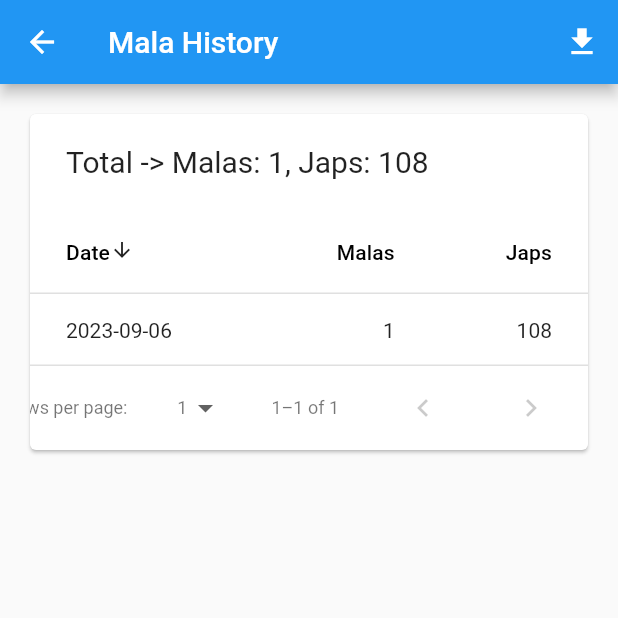
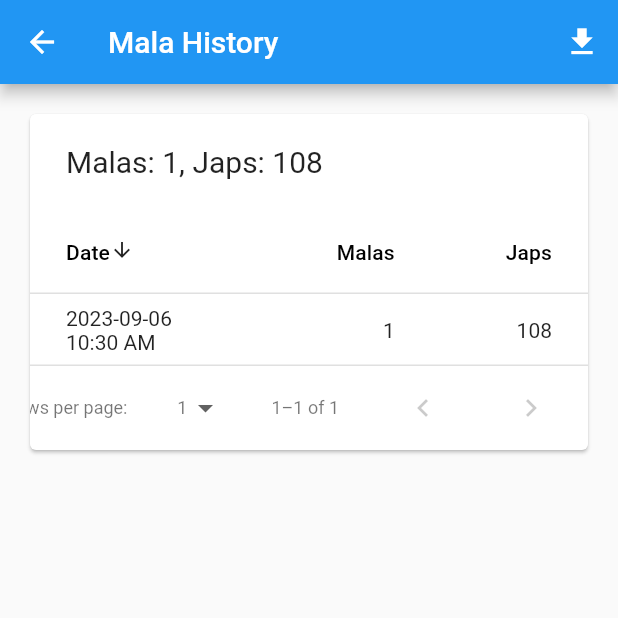
Before and after one commit to yashvyas29/YVCounter, a Flutter app: the screen it shows after launch, after a tap on "Add", after a tap on the "menu" icon, on a phone screen of 412 x 824 dp, the top half of it. Run offline on Flutter 3.47's test engine with Material 2 defaults, Android fonts, the phone set to English and light mode, and no system bars; our stand-ins replace file, file_picker, google_sign_in, permission_handler, shared_preferences, sqflite; missing offline and left inert: excel, extension_google_sign_in_as_googleapis_auth, flutter_beep, flutter_file_dialog, googleapis, graphview; accounts and stored records are empty.

Commit message:
Saved and used date time using DateTimeHandler, instead of directly using strings.

```diff
--- /dev/null
+++ b/lib/common/date_time_handler.dart
@@ -0,0 +1,20 @@
+import 'package:flutter/material.dart';
+import 'package:intl/intl.dart';
+
+class DateTimeHandler {
+  static const dateFormat = 'yyyy-MM-dd';
+  static const dateTimeFormat = 'yyyy-MM-dd\nhh:mm a';
+  static DateTime get today => DateTime.now();
+
+  static String getString(DateTime dateTime, String format) {
+    return DateFormat(format).format(dateTime);
+  }
+
+  static DateTime getDateTime(String date, String format) {
+    return DateFormat(format).parse(date);
+  }
+
+  static bool isToday(DateTime date) {
+    return DateUtils.isSameDay(date, today);
+  }
+}
--- a/lib/data_model/mala.dart
+++ b/lib/data_model/mala.dart
@@ -6,7 +6,7 @@ class Mala implements Comparable<Mala> {
   // final Id id = Isar.autoIncrement;
   // Id get isarId => fastHash(date);
   // @Index(unique: true, replace: true, caseSensitive: false)
-  final String date;
+  DateTime date;
   int count;
   int japs;
 
@@ -16,12 +16,12 @@ class Mala implements Comparable<Mala> {
   Mala(this.date, this.count, this.japs);
 
   Mala.fromJson(Map<String, dynamic> json)
-      : date = json['date'],
+      : date = DateTime.parse(json['date']),
         count = json['count'],
         japs = json['japs'];
 
   Map<String, dynamic> toJson() => {
-        'date': date,
+        'date': date.toIso8601String(),
         'count': count,
         'japs': japs,
       };
--- a/lib/mala_japs/mala_data_table_page.dart
+++ b/lib/mala_japs/mala_data_table_page.dart
@@ -1,4 +1,5 @@
 import 'package:flutter/material.dart';
+import 'package:yv_counter/common/date_time_handler.dart';
 import 'package:yv_counter/common/snackbar_dialog.dart';
 import 'package:yv_counter/data_model/mala.dart';
 
@@ -116,7 +117,11 @@ class _DessertDataSource extends DataTableSource {
       },
       */
       cells: [
-        DataCell(Text(dessert.date)),
+        DataCell(Text(DateTimeHandler.getString(
+            dessert.date,
+            DateTimeHandler.isToday(dessert.date)
+                ? DateTimeHandler.dateTimeFormat
+                : DateTimeHandler.dateFormat))),
         DataCell(Text('${dessert.count}')),
         DataCell(Text('${dessert.japs}')),
       ],
--- a/lib/mala_japs/mala_data_table_page_state.dart
+++ b/lib/mala_japs/mala_data_table_page_state.dart
@@ -36,7 +36,7 @@ class _MalaDataTablePageState extends State<MalaDataTablePage>
     _dessertsDataSource ??= _DessertDataSource(context, widget.malas);
     switch (_sortColumnIndex.value) {
       case 0:
-        _dessertsDataSource!._sort<String>((d) => d.date, _sortAscending.value);
+        _dessertsDataSource!._sort<DateTime>((d) => d.date, _sortAscending.value);
         break;
       case 1:
         _dessertsDataSource!._sort<num>((d) => d.count, _sortAscending.value);
@@ -124,7 +124,7 @@ class _MalaDataTablePageState extends State<MalaDataTablePage>
                   )
                 : PaginatedDataTable(
                     header:
-                        Text('Total -> Malas: $totalMalas, Japs: $totalJaps'),
+                        Text('Malas: $totalMalas, Japs: $totalJaps'),
                     availableRowsPerPage: [
                       rowsPerPage,
                       rowsPerPage * 2,
@@ -152,7 +152,7 @@ class _MalaDataTablePageState extends State<MalaDataTablePage>
                     columns: [
                       DataColumn(
                         label: const Text('Date'),
-                        onSort: (columnIndex, ascending) => _sort<String>(
+                        onSort: (columnIndex, ascending) => _sort<DateTime>(
                             (d) => d.date, columnIndex, ascending),
                       ),
                       DataColumn(
--- a/lib/mala_japs/mala_jap_counter_page_state.dart
+++ b/lib/mala_japs/mala_jap_counter_page_state.dart
@@ -7,10 +7,7 @@ class _MyHomePageState extends State<MyHomePage> {
 
   final GoogleDrive _googleDrive = GoogleDrive();
   final SharedPref _sharedPref = SharedPref();
-  final String _today = DateFormat(dateFormat).format(DateTime.now());
   final List<bool> _selections = [true, false];
-
-  static const dateFormat = 'yyyy-MM-dd';
 
   @override
   void initState() {
@@ -22,7 +19,7 @@ class _MyHomePageState extends State<MyHomePage> {
         });
       });
     });
-    _mala = Mala(_today, 0, 0);
+    _mala = Mala(DateTimeHandler.today, 0, 0);
     _loadMala();
     // FamilyHandler().loadFamily();
   }
@@ -31,7 +28,7 @@ class _MyHomePageState extends State<MyHomePage> {
     try {
       // _malaList = await widget._getMalas();
       _malaList = await _sharedPref.readList(Mala.key);
-      final todayMala = _malaList.firstWhere((mala) => mala.date == _today);
+      final todayMala = _malaList.firstWhere((mala) => DateTimeHandler.isToday(mala.date));
       setState(() {
         _mala = todayMala;
       });
@@ -48,10 +45,16 @@ class _MyHomePageState extends State<MyHomePage> {
       _malaList.add(_mala);
     }
     setState(() {
-      _selections.first ? _mala.count += 1 : _mala.japs += 1;
-      _selections.first
-          ? _mala.japs = _mala.count * Mala.japsPerMala
-          : _mala.count = _mala.japs ~/ Mala.japsPerMala;
+      if (DateTimeHandler.isToday(_mala.date)) {
+        _mala.date = DateTimeHandler.today;
+      }
+      if (_selections.first) {
+        _mala.count += 1;
+        _mala.japs = _mala.count * Mala.japsPerMala;
+      } else {
+        _mala.japs += 1;
+        _mala.count = _mala.japs ~/ Mala.japsPerMala;
+      }
     });
     _sharedPref.saveList(Mala.key, _malaList);
     // widget._saveMalas(_malaList);
@@ -142,7 +145,7 @@ class _MyHomePageState extends State<MyHomePage> {
         _malaList = malas;
         _sharedPref.saveList(Mala.key, malas);
         // widget._saveMalas(_malaList);
-        final mala = malas.firstWhere((mala) => mala.date == _today);
+        final mala = malas.firstWhere((mala) => DateTimeHandler.isToday(mala.date));
         setState(() {
           _mala = mala;
         });
@@ -171,7 +174,7 @@ class _MyHomePageState extends State<MyHomePage> {
         _malaList = malas;
         _sharedPref.saveList(Mala.key, malas);
         // widget._saveMalas(_malaList);
-        final mala = malas.firstWhere((mala) => mala.date == _today);
+        final mala = malas.firstWhere((mala) => DateTimeHandler.isToday(mala.date));
         setState(() {
           _mala = mala;
         });
@@ -228,11 +231,10 @@ class _MyHomePageState extends State<MyHomePage> {
 
     if (pickedDate != null) {
       setState(() {
-        final date = DateFormat(dateFormat).format(pickedDate);
         try {
-          _mala = _malaList.firstWhere((mala) => mala.date == date);
+          _mala = _malaList.firstWhere((mala) => DateUtils.isSameDay(mala.date, pickedDate));
         } catch (excepetion) {
-          _mala = Mala(date, 0, 0);
+          _mala = Mala(pickedDate, 0, 0);
         }
       });
     }
@@ -282,6 +284,7 @@ class _MyHomePageState extends State<MyHomePage> {
               );
             },
           ),
+          /*
           IconButton(
             tooltip: 'Open My Family',
             icon: const Icon(Icons.family_restroom),
@@ -294,7 +297,7 @@ class _MyHomePageState extends State<MyHomePage> {
                 ),
               );
             },
-          ),
+          ), */
           IconButton(
             tooltip: 'Open About',
             icon: const Icon(Icons.info_outline),
@@ -443,11 +446,12 @@ class _MyHomePageState extends State<MyHomePage> {
                           size: 18,
                         ),
                         label: Text(
-                          _mala.date,
+                          DateTimeHandler.getString(_mala.date, DateTimeHandler.dateFormat),
                           style: Theme.of(context).textTheme.titleLarge,
                         ),
                         onPressed: _pickDate,
                       ),
+                      if (!_selections.first) const SizedBox(height: 10),
                       Text(
                         '${_selections.first ? _mala.count : getJapsPerMala()}',
                         style: _selections.first
@@ -455,6 +459,7 @@ class _MyHomePageState extends State<MyHomePage> {
                             : Theme.of(context).textTheme.displayMedium,
                         textAlign: TextAlign.center,
                       ),
+                      if (!_selections.first) const SizedBox(height: 10),
                       Text(
                         '${!_selections.first ? 'Malas' : 'Japs'}: ${!_selections.first ? _mala.count : _mala.japs}',
                         style: Theme.of(context).textTheme.titleSmall,
```
Also changed, not shown: lib/mala_japs/mala_jap_counter_page.dart (+18 -6 lines), lib/mala_japs/mala_jap_excel_file_handler.dart (+6 -2 lines), 4 other files.
